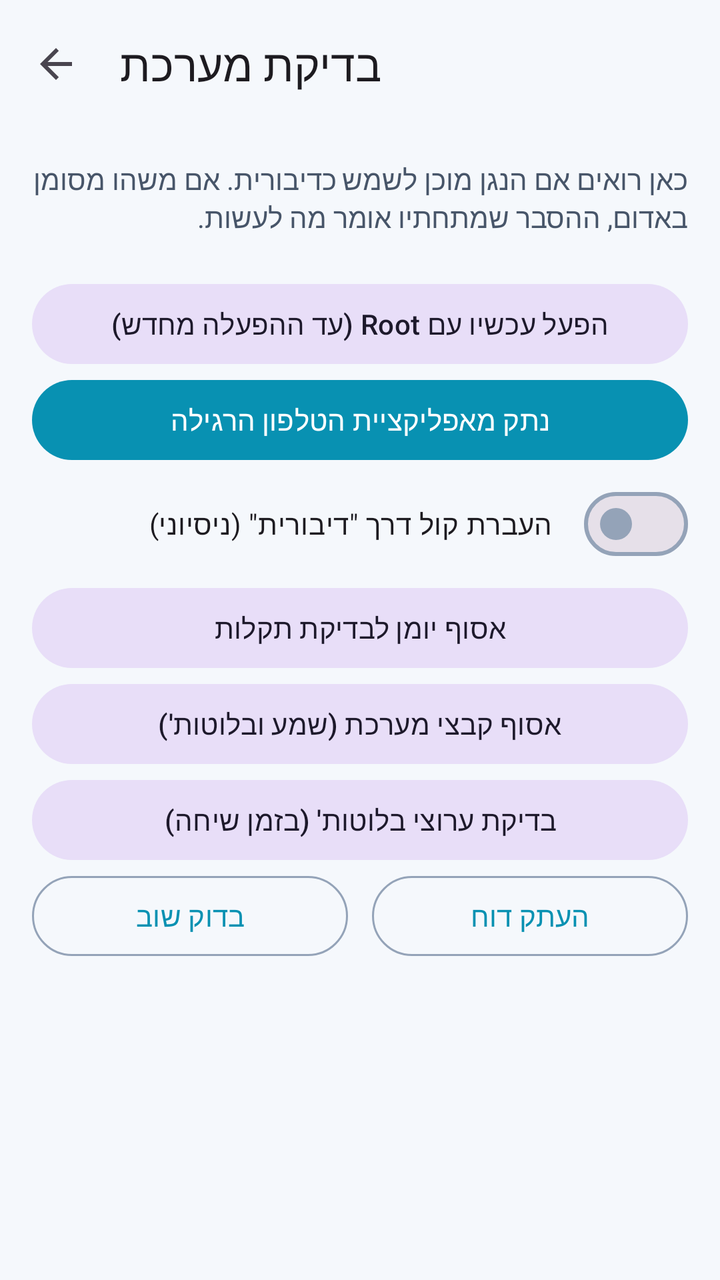
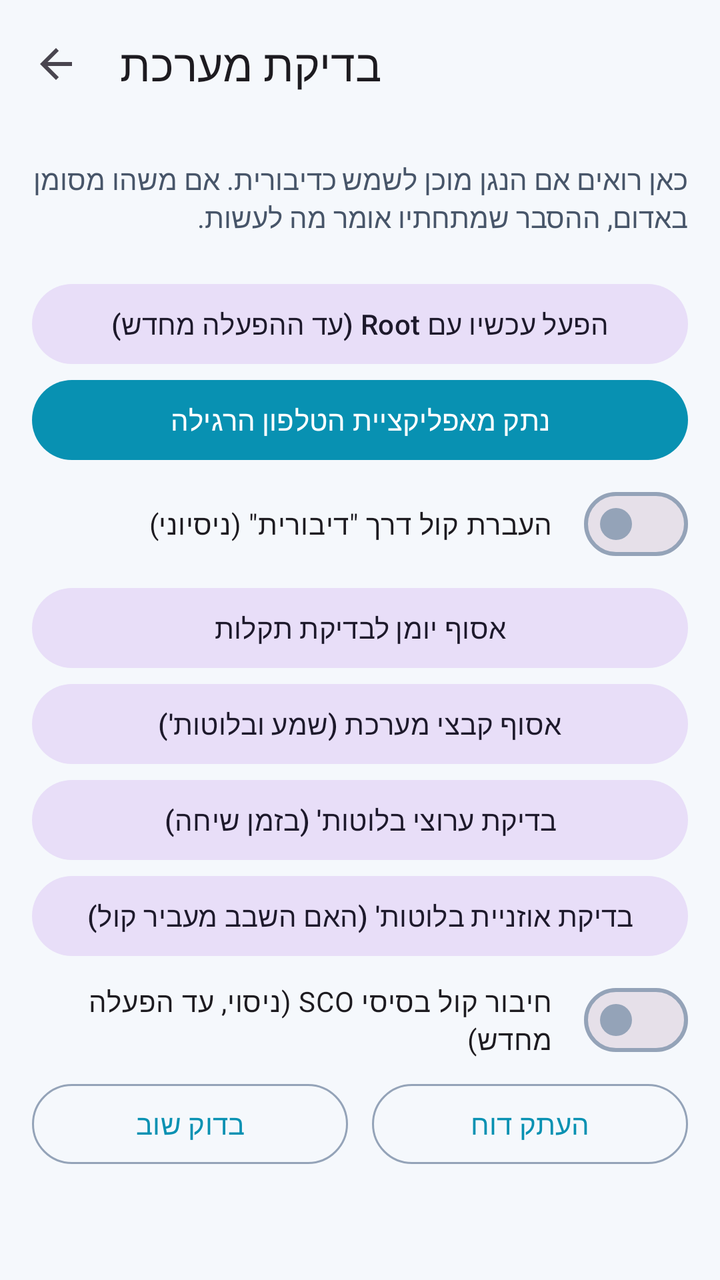

Two renders of the same Android screen: before a commit and after it. Below are the layout's source before the change and the commit's diff.
<!-- AndroidManifest.xml: application theme Theme.PhoneLink -->
<!-- res/layout/activity_diagnostics.xml -->
<?xml version="1.0" encoding="utf-8"?>
<LinearLayout xmlns:android="http://schemas.android.com/apk/res/android"
    xmlns:app="http://schemas.android.com/apk/res-auto"
    android:layout_width="match_parent"
    android:layout_height="match_parent"
    android:fitsSystemWindows="true"
    android:orientation="vertical">

    <com.google.android.material.appbar.MaterialToolbar
        android:id="@+id/toolbar"
        android:layout_width="match_parent"
        android:layout_height="?attr/actionBarSize"
        app:navigationIcon="?attr/homeAsUpIndicator"
        app:title="@string/diag_title" />

    <ScrollView
        android:layout_width="match_parent"
        android:layout_height="0dp"
        android:layout_weight="1">

        <LinearLayout
            android:layout_width="match_parent"
            android:layout_height="wrap_content"
            android:orientation="vertical"
            android:padding="16dp">

            <TextView
                android:layout_width="match_parent"
                android:layout_height="wrap_content"
                android:text="@string/diag_intro"
                android:textColor="?attr/colorOnSurfaceVariant" />

            <LinearLayout
                android:id="@+id/checks"
                android:layout_width="match_parent"
                android:layout_height="wrap_content"
                android:layout_marginTop="12dp"
                android:orientation="vertical" />

            <com.google.android.material.button.MaterialButton
                android:id="@+id/installSystem"
                android:layout_width="match_parent"
                android:layout_height="wrap_content"
                android:layout_marginTop="16dp"
                android:text="@string/install_system"
                android:visibility="gone" />

            <com.google.android.material.button.MaterialButton
                android:id="@+id/enableNow"
                style="@style/Widget.Material3.Button.TonalButton"
                android:layout_width="match_parent"
                android:layout_height="wrap_content"
                android:layout_marginTop="8dp"
                android:text="@string/diag_enable_now" />

            <com.google.android.material.button.MaterialButton
                android:id="@+id/phoneAppLink"
                android:layout_width="match_parent"
                android:layout_height="wrap_content"
                android:text="@string/phone_app_link_off" />

            <com.google.android.material.materialswitch.MaterialSwitch
                android:id="@+id/bridgeSwitch"
                android:layout_width="match_parent"
                android:layout_height="wrap_content"
                android:layout_marginVertical="4dp"
                android:text="@string/bridge_switch" />

            <com.google.android.material.button.MaterialButton
                android:id="@+id/collectLog"
                style="@style/Widget.Material3.Button.TonalButton"
                android:layout_width="match_parent"
                android:layout_height="wrap_content"
                android:text="@string/collect_log" />

            <com.google.android.material.button.MaterialButton
                android:id="@+id/collectSystemFiles"
                style="@style/Widget.Material3.Button.TonalButton"
                android:layout_width="match_parent"
                android:layout_height="wrap_content"
                android:text="@string/collect_system_files" />

            <com.google.android.material.button.MaterialButton
                android:id="@+id/probeChannels"
                style="@style/Widget.Material3.Button.TonalButton"
                android:layout_width="match_parent"
                android:layout_height="wrap_content"
                android:text="@string/probe_channels" />

            <com.google.android.material.button.MaterialButton
                android:id="@+id/uninstallSystem"
                style="@style/Widget.Material3.Button.TextButton"
                android:layout_width="match_parent"
                android:layout_height="wrap_content"
                android:text="@string/uninstall_system"
                android:visibility="gone" />

            <LinearLayout
                android:layout_width="match_parent"
                android:layout_height="wrap_content"
                android:orientation="horizontal">

                <com.google.android.material.button.MaterialButton
                    android:id="@+id/refresh"
                    style="@style/Widget.Material3.Button.OutlinedButton"
                    android:layout_width="0dp"
                    android:layout_height="wrap_content"
                    android:layout_marginEnd="6dp"
                    android:layout_weight="1"
                    android:text="@string/diag_refresh" />

                <com.google.android.material.button.MaterialButton
                    android:id="@+id/copy"
                    style="@style/Widget.Material3.Button.OutlinedButton"
                    android:layout_width="0dp"
                    android:layout_height="wrap_content"
                    android:layout_marginStart="6dp"
                    android:layout_weight="1"
                    android:text="@string/diag_copy" />
            </LinearLayout>

            <TextView
                android:id="@+id/shellOutput"
                android:layout_width="match_parent"
                android:layout_height="wrap_content"
                android:layout_marginTop="8dp"
                android:fontFamily="monospace"
                android:textDirection="ltr"
                android:textSize="12sp"
                android:visibility="gone" />
        </LinearLayout>
    </ScrollView>
</LinearLayout>
<!-- resources referenced by this layout -->
<resources>
  <string name="bridge_switch">העברת קול דרך \"דיבורית\" (ניסיוני)</string>
  <string name="collect_log">אסוף יומן לבדיקת תקלות</string>
  <string name="collect_system_files">אסוף קבצי מערכת (שמע ובלוטות\')</string>
  <string name="diag_copy">העתק דוח</string>
  <string name="diag_enable_now">הפעל עכשיו עם Root (עד ההפעלה מחדש)</string>
  <string name="diag_intro">כאן רואים אם הנגן מוכן לשמש כדיבורית. אם משהו מסומן באדום, ההסבר שמתחתיו אומר מה לעשות.</string>
  <string name="diag_refresh">בדוק שוב</string>
  <string name="diag_title">בדיקת מערכת</string>
  <string name="install_system">התקן כאפליקציית מערכת</string>
  <string name="phone_app_link_off">נתק מאפליקציית הטלפון הרגילה</string>
  <string name="probe_channels">בדיקת ערוצי בלוטות\' (בזמן שיחה)</string>
  <string name="uninstall_system">הסר מהמערכת</string>
  <style name="Theme.PhoneLink" parent="Theme.Material3.DayNight.NoActionBar">
          <item name="colorPrimary">@color/md_primary</item>
          <item name="colorOnPrimary">@color/md_on_primary</item>
          <item name="colorPrimaryContainer">@color/md_primary_container</item>
          <item name="colorOnPrimaryContainer">@color/md_on_primary_container</item>
          <item name="colorSurface">@color/md_surface</item>
          <item name="colorOnSurface">@color/md_on_surface</item>
          <item name="colorSurfaceVariant">@color/md_surface_variant</item>
          <item name="colorOnSurfaceVariant">@color/md_on_surface_variant</item>
          <item name="colorSurfaceContainer">@color/md_surface_container</item>
          <item name="colorOutline">@color/md_outline</item>
          <item name="android:colorBackground">@color/md_surface</item>
          <item name="android:windowBackground">@color/md_surface</item>
          <item name="android:statusBarColor">@color/md_surface</item>
          <item name="android:navigationBarColor">@color/md_surface</item>
      </style>
  <color name="md_primary">#0891B2</color>
  <color name="md_on_primary">#FFFFFF</color>
  <color name="md_primary_container">#CFFAFE</color>
  <color name="md_on_primary_container">#083344</color>
  <color name="md_surface">#F5F8FC</color>
  <color name="md_on_surface">#0F172A</color>
  <color name="md_surface_variant">#E2E8F0</color>
  <color name="md_on_surface_variant">#475569</color>
  <color name="md_surface_container">#FFFFFF</color>
  <color name="md_outline">#94A3B8</color>
</resources>

<!-- the commit's change to res/layout/activity_diagnostics.xml (unified diff, before → after) -->
@@ -88,6 +88,20 @@
                 android:text="@string/probe_channels" />
 
             <com.google.android.material.button.MaterialButton
+                android:id="@+id/headsetTest"
+                style="@style/Widget.Material3.Button.TonalButton"
+                android:layout_width="match_parent"
+                android:layout_height="wrap_content"
+                android:text="@string/headset_test" />
+
+            <com.google.android.material.materialswitch.MaterialSwitch
+                android:id="@+id/basicScoSwitch"
+                android:layout_width="match_parent"
+                android:layout_height="wrap_content"
+                android:layout_marginVertical="4dp"
+                android:text="@string/basic_sco_switch" />
+
+            <com.google.android.material.button.MaterialButton
                 android:id="@+id/uninstallSystem"
                 style="@style/Widget.Material3.Button.TextButton"
                 android:layout_width="match_parent"
<!-- resource entries referenced after the edit -->
@@ -1,5 +1,6 @@
 <!-- resources referenced by this layout -->
 <resources>
+  <string name="basic_sco_switch">חיבור קול בסיסי SCO (ניסוי, עד הפעלה מחדש)</string>
   <string name="bridge_switch">העברת קול דרך \"דיבורית\" (ניסיוני)</string>
   <string name="collect_log">אסוף יומן לבדיקת תקלות</string>
   <string name="collect_system_files">אסוף קבצי מערכת (שמע ובלוטות\')</string>
@@ -8,6 +9,7 @@
   <string name="diag_intro">כאן רואים אם הנגן מוכן לשמש כדיבורית. אם משהו מסומן באדום, ההסבר שמתחתיו אומר מה לעשות.</string>
   <string name="diag_refresh">בדוק שוב</string>
   <string name="diag_title">בדיקת מערכת</string>
+  <string name="headset_test">בדיקת אוזניית בלוטות\' (האם השבב מעביר קול)</string>
   <string name="install_system">התקן כאפליקציית מערכת</string>
   <string name="phone_app_link_off">נתק מאפליקציית הטלפון הרגילה</string>
   <string name="probe_channels">בדיקת ערוצי בלוטות\' (בזמן שיחה)</string>
